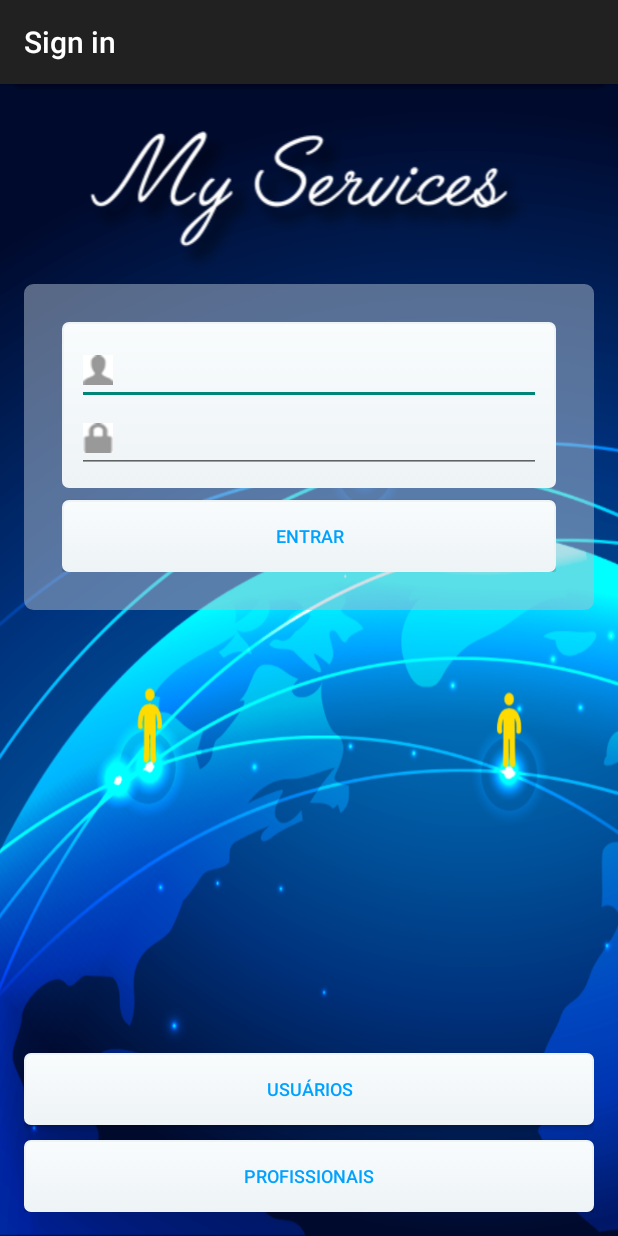
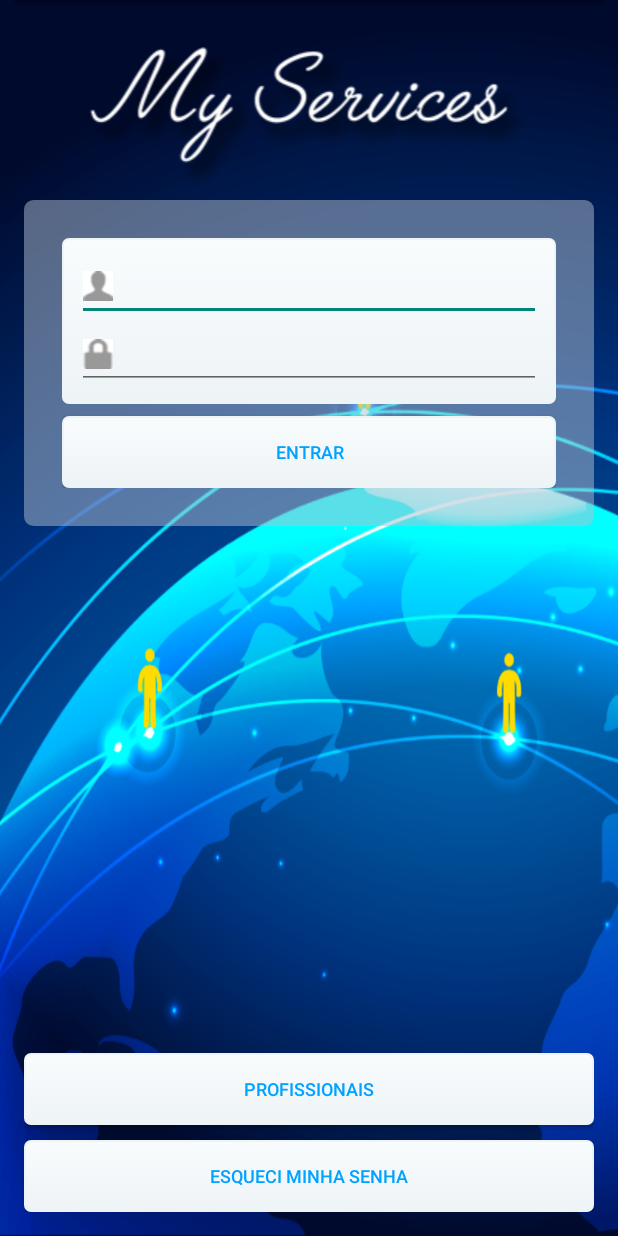
Before and after one commit to saviorgp/myservice, an Android app: the LoginActivity screen opened directly, with no data from a screen before it, on a phone screen of 412 x 824 dp. Run offline under Robolectric (Android 15) with nearby library versions, the phone set to English and light mode, and no system bars.

Commit message:
login labels

```diff
--- a/MyService/app/src/main/java/com/myservice/view/activity/LoginActivity.java
+++ b/MyService/app/src/main/java/com/myservice/view/activity/LoginActivity.java
@@ -1,15 +1,12 @@
 package com.myservice.view.activity;
 
+import android.app.Activity;
 import android.os.Bundle;
-import android.support.v7.app.AppCompatActivity;
 
 import com.myservice.R;
 
 
-/**
- * A login screen that offers login via email/password.
- */
-public class LoginActivity extends AppCompatActivity{
+public class LoginActivity extends Activity{
 
 
 
--- a/MyService/app/src/main/res/layout/activity_login.xml
+++ b/MyService/app/src/main/res/layout/activity_login.xml
@@ -67,7 +67,7 @@
     <Button
         android:layout_width="wrap_content"
         android:layout_height="wrap_content"
-        android:text="@string/profissionais"
+        android:text="@string/esqueci_minha_senha"
         android:id="@+id/button"
         android:background="@drawable/gray_button"
         style="@style/Button_12_Blue"
@@ -80,7 +80,7 @@
     <Button
         android:layout_width="wrap_content"
         android:layout_height="wrap_content"
-        android:text="@string/usuarios"
+        android:text="@string/profissionais"
         android:background="@drawable/gray_button"
         style="@style/Button_12_Blue"
         android:id="@+id/button2"
--- a/MyService/app/src/main/res/values/strings.xml
+++ b/MyService/app/src/main/res/values/strings.xml
@@ -3,6 +3,7 @@
     <string name="profissionais">Profissionais</string>
     <string name="usuarios">Usuários</string>
     <string name="entrar">Entrar</string>
+    <string name="esqueci_minha_senha">Esqueci minha senha</string>
 
     <string name="email">E-mail</string>
     <string name="password">Password</string>
```
